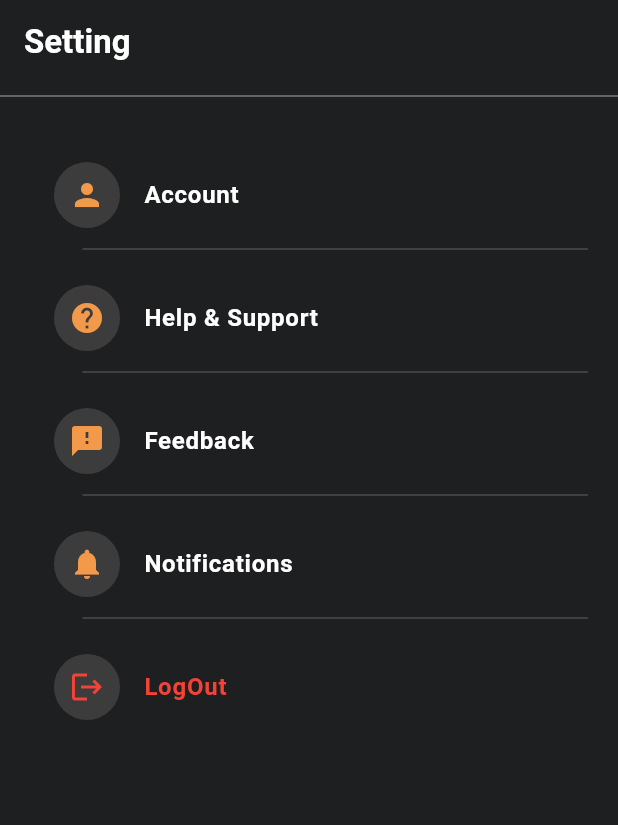
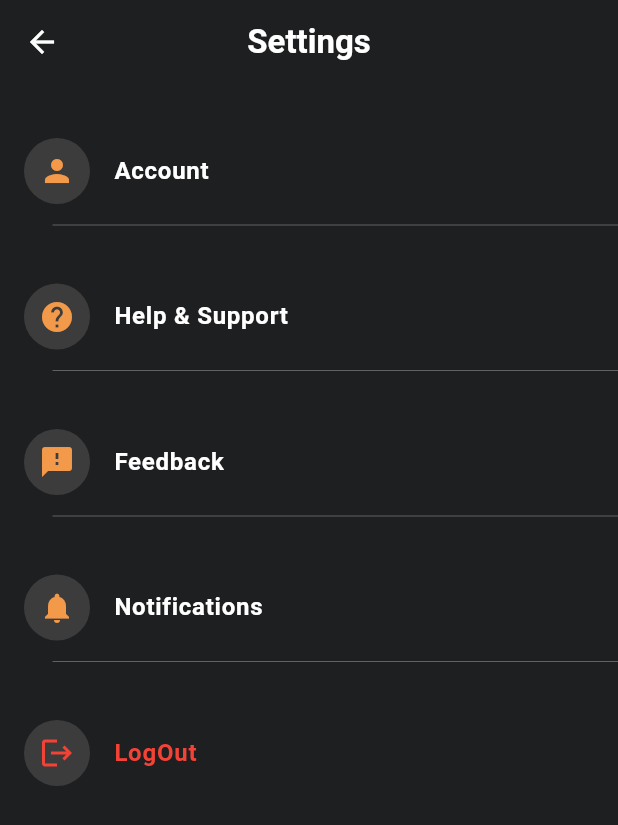
Before and after one commit to Alaanaser714/Fitness-App, a Flutter app: the SettingOptions screen opened directly, on a phone screen of 412 x 824 dp. Shown: the top 825 px of the screen. Run offline on Flutter 3.47's test engine with Material 3 defaults, Android fonts, the phone set to English and light mode, and no system bars; our stand-ins replace awesome_dialog, cloud_firestore, firebase_auth, firebase_core, flutter_rating_bar, fluttertoast and 1 more; accounts and stored records are empty; network calls fail.

Commit message:
merge two

```diff
--- a/lib/core/data/data_source/static.dart
+++ b/lib/core/data/data_source/static.dart
@@ -3,14 +3,14 @@
 List<OnBoardingModel> onBoardingList = [
   OnBoardingModel(
     title: "Determination is the key to success, don’t stop!",
-    image: "assets/images/gym2.png",
+    image: "assets/images/gym.jpg",
   ),
   OnBoardingModel(
     title: "No limits, just goals waiting to be achieved!",
-    image: "assets/images/gym1.png",
+    image: "assets/images/gymtwo.jpg",
   ),
   OnBoardingModel(
     title: "Every workout is one step closer to your goal!",
-    image: "assets/images/gym3.png",
+    image: "assets/images/gym3.jpg",
   ),
 ];
--- a/lib/main.dart
+++ b/lib/main.dart
@@ -1,7 +1,7 @@
 import 'package:firebase_core/firebase_core.dart';
 import 'package:flutter/material.dart';
 import 'firebase_options.dart';
-import 'view/screens/onboarding/splash_screen.dart';
+import 'view/screens/home/home.dart';
 
 Future<void> main() async {
   WidgetsFlutterBinding.ensureInitialized();
@@ -15,9 +15,9 @@
   const MyApp({super.key});
   @override
   Widget build(BuildContext context) {
-    return const MaterialApp(
+    return MaterialApp(
       debugShowCheckedModeBanner: false,
-      home: SplashScreen(),
+      home: HomeScreen(),
     );
   }
 }
--- a/lib/view/screens/settings/setting_options/setting_options.dart
+++ b/lib/view/screens/settings/setting_options/setting_options.dart
@@ -20,25 +20,22 @@
     return Scaffold(
       backgroundColor: const Color.fromARGB(255, 29, 31, 33),
       appBar: AppBar(
+        centerTitle: true,
         backgroundColor: const Color.fromARGB(255, 29, 31, 33),
         iconTheme: const IconThemeData(color: Colors.white),
         title: const Text(
-          'Setting',
+          'Settings',
           style: TextStyle(
             color: Colors.white,
             fontWeight: FontWeight.bold,
           ),
         ),
       ),
-      body: Column(
+      body: SingleChildScrollView(
+        child: Column(
           children: [
-          const Divider(
-            color: Colors.white,
-            thickness: 0.4,
-          ),
             Padding(
               padding: const EdgeInsets.symmetric(
-              horizontal: 20,
                 vertical: 30,
               ),
               child: Column(
@@ -58,7 +55,7 @@
                     indent: 35,
                   ),
                   const SizedBox(
-                  height: 10,
+                    height: 25,
                   ),
                   InkWell(
                     //Help page
@@ -78,7 +75,9 @@
                     thickness: 0.2,
                     indent: 35,
                   ),
-                const SizedBox(height: 10),
+                  const SizedBox(
+                    height: 25,
+                  ),
                   InkWell(
                       //Feedback page
                       onTap: () => Navigator.push(
@@ -87,14 +86,16 @@
                               builder: (context) => const FeedbackView(),
                             ),
                           ),
-                    child:
-                        getSettingType(icon: Icons.feedback, text: 'Feedback')),
+                      child: getSettingType(
+                          icon: Icons.feedback, text: 'Feedback')),
                   const Divider(
                     color: Colors.white,
                     thickness: 0.2,
                     indent: 35,
                   ),
-                const SizedBox(height: 10),
+                  const SizedBox(
+                    height: 25,
+                  ),
                   InkWell(
                       //Notification page
                       onTap: () => Navigator.push(
@@ -110,7 +111,9 @@
                     thickness: 0.2,
                     indent: 35,
                   ),
-                const SizedBox(height: 10),
+                  const SizedBox(
+                    height: 25,
+                  ),
                   InkWell(
                     //Logout dialog
                     onTap: () {
@@ -151,6 +154,7 @@
             ),
           ],
         ),
+      ),
     );
   }
 }
--- a/lib/view/screens/settings/views/account_view.dart
+++ b/lib/view/screens/settings/views/account_view.dart
@@ -22,15 +22,13 @@
       ),
       body: Padding(
         padding: const EdgeInsets.all(8.0),
-        child: Padding(
-          padding: const EdgeInsets.symmetric(horizontal: 20, vertical: 30),
         child: Column(
           children: [
             InkWell(
               onTap: () => Navigator.push(
                 context,
                 MaterialPageRoute(
-                    builder: (context) =>  const CheckPasswordView(),
+                  builder: (context) => const CheckPasswordView(),
                 ),
               ),
               child: getSettingType(icon: Icons.password, text: 'Password'),
@@ -43,7 +41,6 @@
           ],
         ),
       ),
-      ),
     );
   }
 }
--- a/lib/view/screens/settings/views/change_password_view.dart
+++ b/lib/view/screens/settings/views/change_password_view.dart
@@ -33,7 +33,7 @@
         auth.updatePassword(newPassword).then((onValue){
           defaultToast('Password Changed', Colors.green);
         }).catchError((onError){
-          defaultToast('failed !', Colors.red);
+          defaultToast('failed!', Colors.red);
         });
       });
 
--- a/lib/view/screens/settings/views/notifications_view.dart
+++ b/lib/view/screens/settings/views/notifications_view.dart
@@ -9,7 +9,7 @@
       backgroundColor: const Color.fromARGB(255, 29, 31, 33),
       appBar: AppBar(
         title: const Text(
-          'Notificatios',
+          'Notifications',
           style: TextStyle(
             color: Colors.white,
             fontWeight: FontWeight.bold,
```
Also changed, not shown: lib/view/screens/auth/forgetPassword.dart (+38 -25 lines), lib/view/screens/home/home.dart (+25 -5 lines), lib/view/screens/onboarding/onboarding_view.dart (+8 -10 lines), lib/view/screens/settings/views/check_password_view.dart (+7 -9 lines), assets/images/gym.jpg (added), assets/images/gym1.png (deleted), assets/images/gym2.png (deleted), assets/images/gym3.jpg (added), assets/images/gym3.png (deleted), assets/images/gymtwo.jpg (added). Lines whose indentation alone changed are shown as unchanged.
